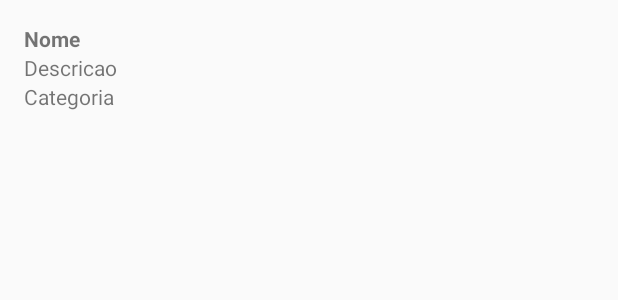
After one commit to team-crossover/mobiliza, an Android app: the layout adapter_ongs_list.xml on its own in the app's theme, with its tools: preview values and no code run, on a phone screen of 412 x 824 dp. The commit adds this screen. Shown: the top 300 px of the screen. Run offline under Robolectric (Android 15) with nearby library versions, the phone set to English and light mode, and no system bars.

Commit message:
RecyclerView para Ongs + Ajustes em RV

```diff
--- a/App/app/src/main/java/com/crossover/mobiliza/app/ui/main/adapter/AdapterEvents.java
+++ b/App/app/src/main/java/com/crossover/mobiliza/app/ui/main/adapter/AdapterEvents.java
@@ -27,8 +27,6 @@ public class AdapterEvents extends RecyclerView.Adapter<AdapterEvents.EventViewH
 
         View itemLista = LayoutInflater.from(parent.getContext())
                 .inflate(R.layout.adapter_events_list, parent, false);
-
-
 
         return new EventViewHolder(itemLista);
     }
--- /dev/null
+++ b/App/app/src/main/res/layout/adapter_ongs_list.xml
@@ -0,0 +1,26 @@
+<?xml version="1.0" encoding="utf-8"?>
+<LinearLayout xmlns:android="http://schemas.android.com/apk/res/android"
+    android:layout_width="match_parent"
+    android:layout_height="wrap_content"
+    android:layout_margin="16dp"
+    android:orientation="vertical">
+
+    <TextView
+        android:id="@+id/textNomeOng"
+        android:layout_width="match_parent"
+        android:layout_height="wrap_content"
+        android:text="Nome"
+        android:textStyle="bold" />
+
+    <TextView
+        android:id="@+id/textDescricaoOng"
+        android:layout_width="match_parent"
+        android:layout_height="wrap_content"
+        android:text="Descricao" />
+
+    <TextView
+        android:id="@+id/textCategoriaOng"
+        android:layout_width="match_parent"
+        android:layout_height="wrap_content"
+        android:text="Categoria" />
+</LinearLayout>
```
Also changed, not shown: App/app/src/main/java/com/crossover/mobiliza/app/ui/main/MainEventsFragment.java (+7 -14 lines), App/app/src/main/java/com/crossover/mobiliza/app/ui/main/MainOngsFragment.java (+27 -10 lines), App/app/src/main/java/com/crossover/mobiliza/app/ui/main/adapter/AdapterOngs.java (added, +62 -0 lines), App/app/src/main/res/layout/activity_google_profile.xml (+19 -3 lines), App/app/src/main/res/layout/fragment_main_ongs.xml (+14 -14 lines).
